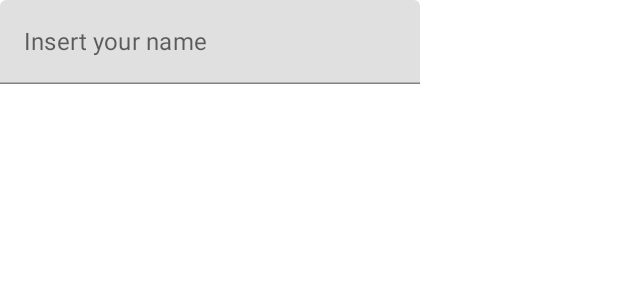
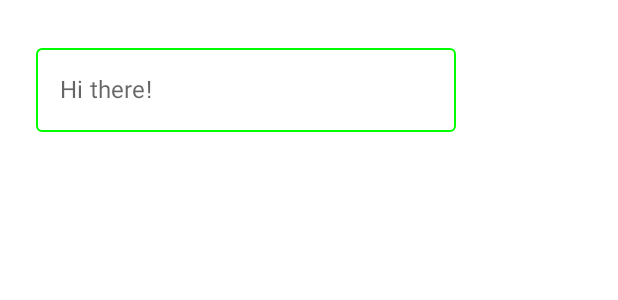
Before and after one commit to veselin0/Jetpack-Compose-Aristedes, an Android app built with Jetpack Compose: the @Preview function DefaultPreview, on a phone screen of 412 x 824 dp. Shown: the top 300 px of the screen. Run offline under Robolectric (Android 15) with nearby library versions, the phone set to English and light mode, and no system bars.

Commit message:
25. OutlinedTextField

```diff
--- a/JetpackComponentsCatalog/app/src/main/java/com/example/jetpackcomponentscatalog/MainActivity.kt
+++ b/JetpackComponentsCatalog/app/src/main/java/com/example/jetpackcomponentscatalog/MainActivity.kt
@@ -5,10 +5,8 @@ import androidx.activity.ComponentActivity
 import androidx.activity.compose.setContent
 import androidx.compose.foundation.layout.Column
 import androidx.compose.foundation.layout.fillMaxSize
-import androidx.compose.material.MaterialTheme
-import androidx.compose.material.Surface
-import androidx.compose.material.Text
-import androidx.compose.material.TextField
+import androidx.compose.foundation.layout.padding
+import androidx.compose.material.*
 import androidx.compose.runtime.*
 import androidx.compose.ui.Modifier
 import androidx.compose.ui.graphics.Color
@@ -17,6 +15,7 @@ import androidx.compose.ui.text.font.FontFamily
 import androidx.compose.ui.text.font.FontWeight
 import androidx.compose.ui.text.style.TextDecoration
 import androidx.compose.ui.tooling.preview.Preview
+import androidx.compose.ui.unit.dp
 import androidx.compose.ui.unit.sp
 import com.example.jetpackcomponentscatalog.ui.theme.JetpackComponentsCatalogTheme
 
@@ -30,7 +29,9 @@ class MainActivity : ComponentActivity() {
                     modifier = Modifier.fillMaxSize(),
                     color = MaterialTheme.colors.background
                 ) {
-                    MyTextFieldAdvanced()
+                    Column() {
+                        MyTextFieldOutlined()
+                    }
                 }
             }
         }
@@ -41,8 +42,23 @@ class MainActivity : ComponentActivity() {
 @Composable
 fun DefaultPreview() {
     JetpackComponentsCatalogTheme {
-        MyTextFieldAdvanced()
+        MyTextFieldOutlined()
     }
+}
+
+@Composable
+fun MyTextFieldOutlined() {
+    var myText by remember { mutableStateOf("") }
+    OutlinedTextField(
+        value = myText,
+        onValueChange = { myText = it },
+        modifier = Modifier.padding(24.dp),
+        label = { Text(text = "Hi there!") },
+        colors = TextFieldDefaults.outlinedTextFieldColors(
+            focusedBorderColor = Color.Cyan,
+            unfocusedBorderColor = Color.Green
+        )
+    )
 }
 
 @Composable
```
